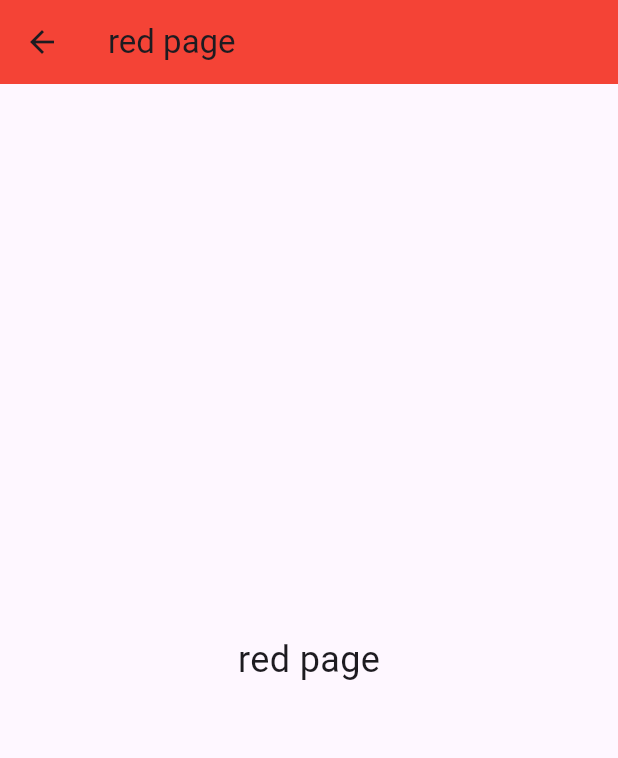
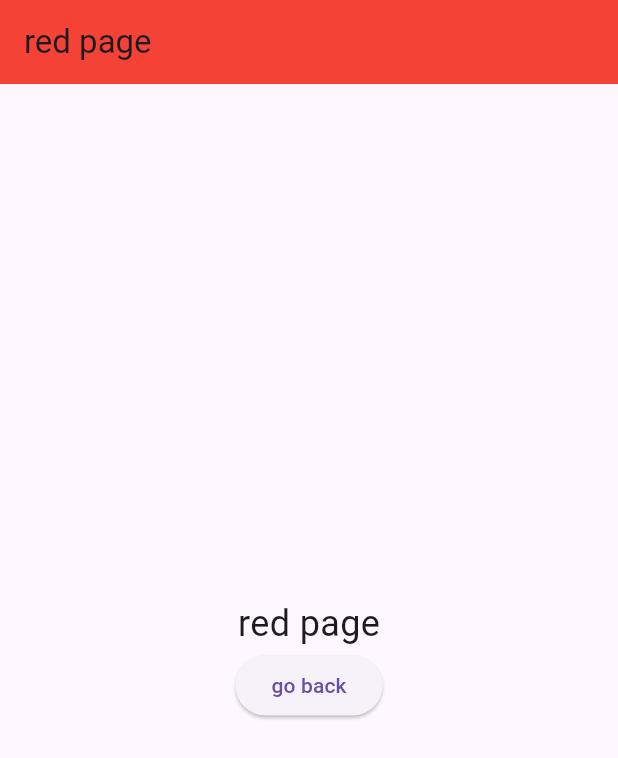
Before and after one commit to Soucius/flutter_bootcamp, a Flutter app: the screen it shows after launch, after a tap on "go red page android", on a phone screen of 412 x 824 dp. Shown: the top 758 px of the screen. Run offline on Flutter 3.47's test engine with Material 3 defaults, Android fonts, the phone set to English and light mode, and no system bars; our stand-ins replace flutter_easyloading.

Commit message:
return the last page, giving data to back with navigator pop

```diff
--- a/flutter_navigations/lib/main.dart
+++ b/flutter_navigations/lib/main.dart
@@ -29,9 +29,10 @@ class HomePage extends StatelessWidget {
         child: Column(
           children: [
             ElevatedButton(
-              onPressed: () {
-                Navigator.push(context,
+              onPressed: () async {
+                int? _num = await Navigator.push<int>(context,
                     CupertinoPageRoute(builder: (context) => RedPage()));
+                print("homepage num: $_num");
               },
               style: ElevatedButton.styleFrom(
                   backgroundColor: Colors.red.shade300),
@@ -43,7 +44,9 @@ class HomePage extends StatelessWidget {
             ElevatedButton(
               onPressed: () {
                 Navigator.of(context)
-                    .push(MaterialPageRoute(builder: (context) => RedPage()));
+                    .push<int>(
+                        MaterialPageRoute(builder: (context) => RedPage()))
+                    .then((int? value) => print("home page num: $value"));
               },
               style: ElevatedButton.styleFrom(
                   backgroundColor: Colors.red.shade600),
--- a/flutter_navigations/lib/red_page.dart
+++ b/flutter_navigations/lib/red_page.dart
@@ -1,7 +1,10 @@
+import 'dart:math';
+
 import 'package:flutter/material.dart';
 
 class RedPage extends StatelessWidget {
-  const RedPage({super.key});
+  RedPage({super.key});
+  int _randomNum = 0;
 
   @override
   Widget build(BuildContext context) {
@@ -9,11 +12,25 @@ class RedPage extends StatelessWidget {
       appBar: AppBar(
         title: Text("red page"),
         backgroundColor: Colors.red,
+        automaticallyImplyLeading: false,
       ),
       body: Center(
-        child: Text(
-          "red page",
-          style: TextStyle(fontSize: 24),
+        child: Column(
+          mainAxisAlignment: MainAxisAlignment.center,
+          children: [
+            Text(
+              "red page",
+              style: TextStyle(fontSize: 24),
+            ),
+            ElevatedButton(
+              onPressed: () {
+                _randomNum = Random().nextInt(100);
+                print("created num: $_randomNum");
+                Navigator.of(context).pop(_randomNum);
+              },
+              child: Text("go back"),
+            ),
+          ],
         ),
       ),
     );
```
